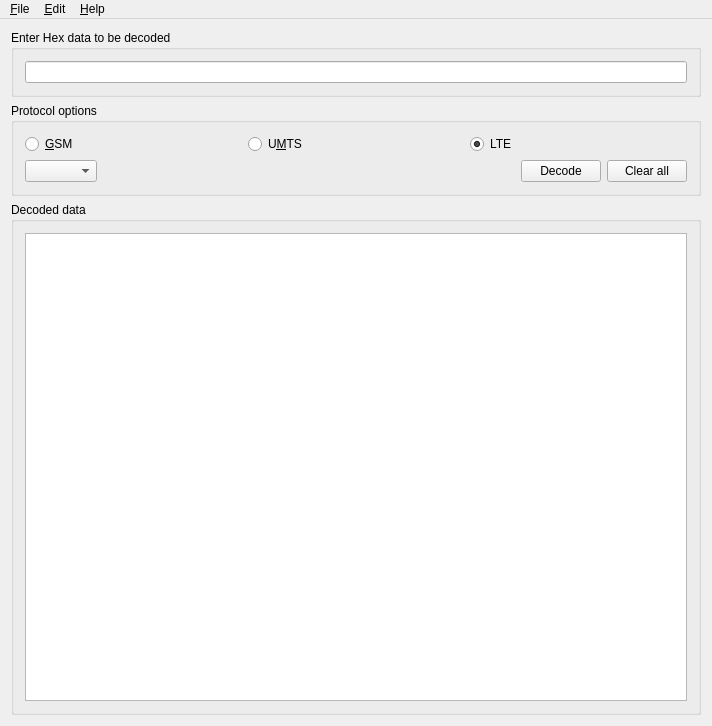
The window that mainwindow.ui (peremen/3GPPDecoder) describes before a commit, drawn with Qt 5.
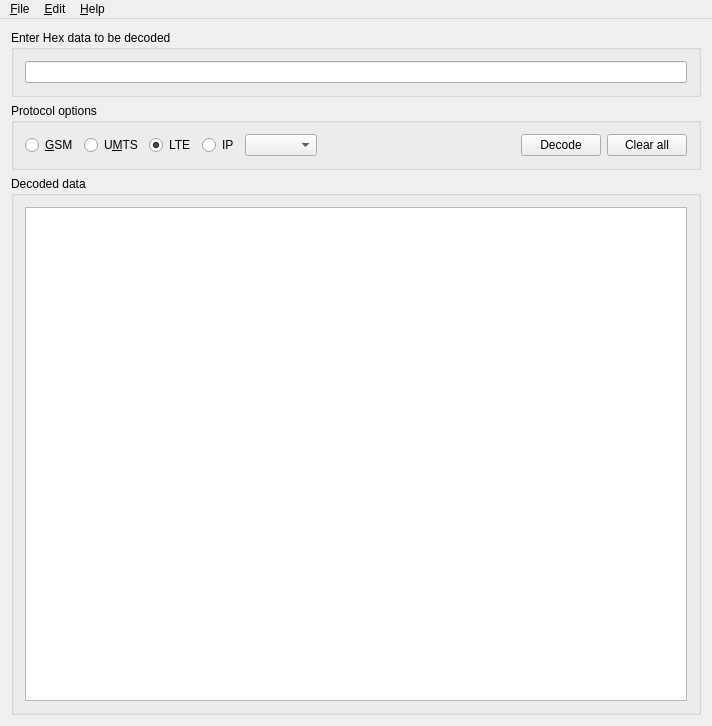
The same window after the commit. Icons and pictures are not drawn.

The edit to the form file:
```diff
--- a/mainwindow.ui
+++ b/mainwindow.ui
@@ -43,7 +43,14 @@
        <string>Protocol options</string>
       </property>
       <layout class="QGridLayout" name="gridLayout">
-       <item row="1" column="0">
+       <item row="0" column="6">
+        <widget class="QPushButton" name="pushButtonDecode">
+         <property name="text">
+          <string>Decode</string>
+         </property>
+        </widget>
+       </item>
+       <item row="0" column="4">
         <widget class="QComboBox" name="comboBoxProtocol">
          <property name="currentText">
           <string/>
@@ -76,23 +83,23 @@
            </property>
           </widget>
          </item>
+         <item>
+          <widget class="QRadioButton" name="radioButtonIP">
+           <property name="text">
+            <string>IP</string>
+           </property>
+          </widget>
+         </item>
         </layout>
        </item>
-       <item row="1" column="2">
-        <widget class="QPushButton" name="pushButtonDecode">
-         <property name="text">
-          <string>Decode</string>
-         </property>
-        </widget>
-       </item>
-       <item row="1" column="3">
+       <item row="0" column="7">
         <widget class="QPushButton" name="pushButtonClear">
          <property name="text">
           <string>Clear all</string>
          </property>
         </widget>
        </item>
-       <item row="1" column="1">
+       <item row="0" column="5">
         <spacer name="horizontalSpacer">
          <property name="orientation">
           <enum>Qt::Horizontal</enum>
```
